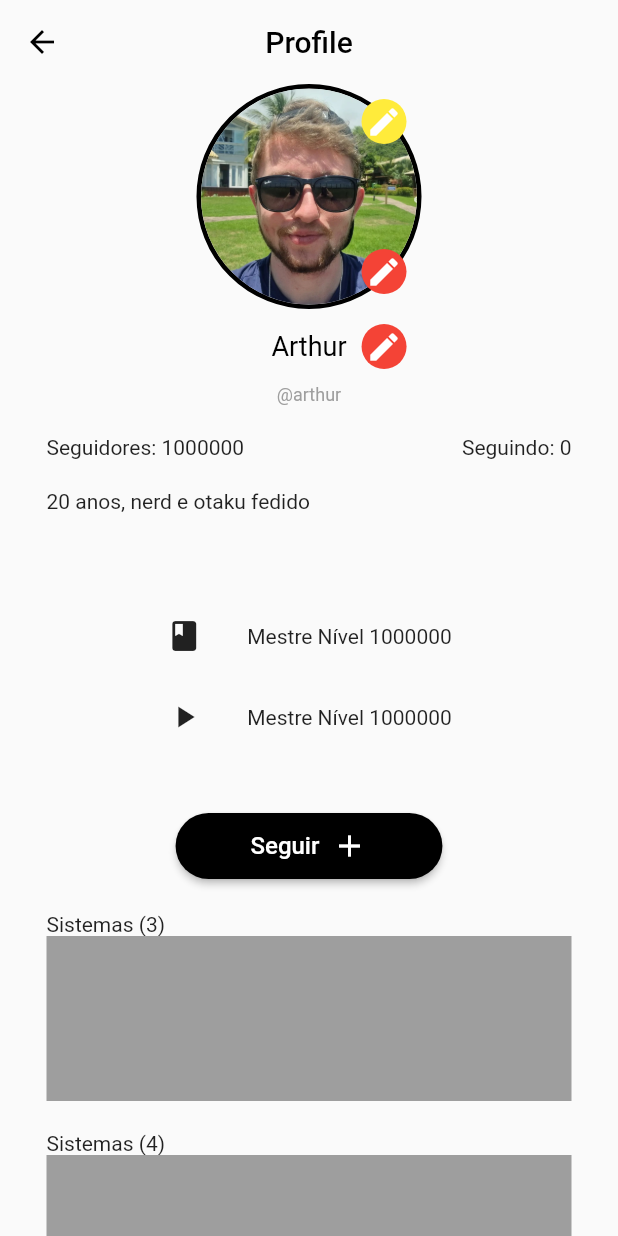
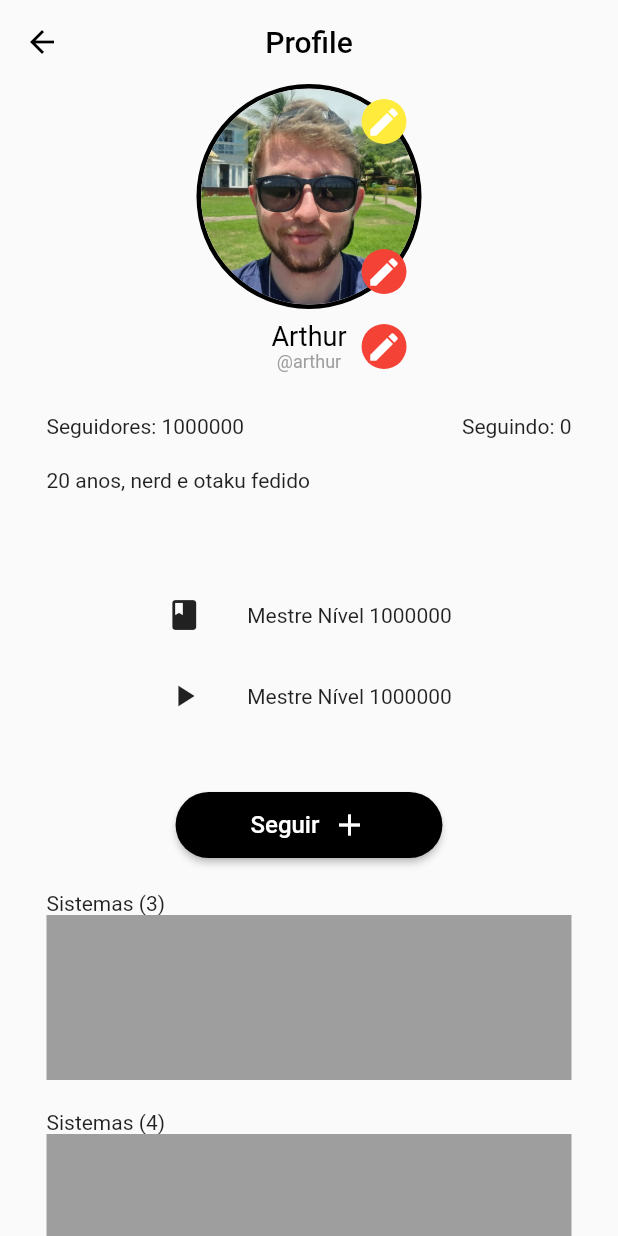
Before and after one commit to samuelcorocha/beholder_app, a Flutter app: the profilePage screen opened directly, on a phone screen of 412 x 824 dp. Run offline on Flutter 3.47's test engine with Material 2 defaults, Android fonts, the phone set to English and light mode, and no system bars; our stand-ins replace firebase_auth, firebase_core, flutter_otp_text_field; accounts and stored records are empty.

Commit message:
@ concertado

```diff
--- a/lib/screens/profile/profile.dart
+++ b/lib/screens/profile/profile.dart
@@ -145,6 +145,8 @@ class profilePageState extends State<profilePage> {
                   const SizedBox(
                     width: 50,
                   ),
+                  Column(
+                    children: [
                       SizedBox(
                         child: Text(
                           _nickname,
@@ -154,6 +156,16 @@ class profilePageState extends State<profilePage> {
                           ),
                         ),
                       ),
+                      Text(
+                        '@$_username',
+                        style: const TextStyle(
+                          fontSize: 12,
+                          color: Colors.grey,
+                        ),
+                      ),
+                    ],
+                  ),
+
                   Stack(
                     children: [
                       SizedBox(
@@ -184,6 +196,7 @@ class profilePageState extends State<profilePage> {
                       ),
                     ],
                   ),
+
                 ],
               ),
               Row(
@@ -191,13 +204,7 @@ class profilePageState extends State<profilePage> {
                 children: <Widget>[
                   Stack(
                     children: <Widget>[
-                      Text(
-                        '@$_username',
-                        style: const TextStyle(
-                          fontSize: 12,
-                          color: Colors.grey,
-                        ),
-                      ),
+
                     ],
                   ),
                 ],
@@ -219,7 +226,7 @@ class profilePageState extends State<profilePage> {
               const SizedBox(
                 height: 20,
               ),
-              const SizedBox(
+              SizedBox(
                 width: 350,
                 child: Row(
                   children: <Widget>[
@@ -282,7 +289,7 @@ class profilePageState extends State<profilePage> {
                 onPressed: () {
                   // Ação ao pressionar o botão
                 },
-                child: const Row(
+                child: Row(
                   mainAxisSize: MainAxisSize.min,
                   children: [
                     Text(
```
Lines whose indentation alone changed are shown as unchanged.
